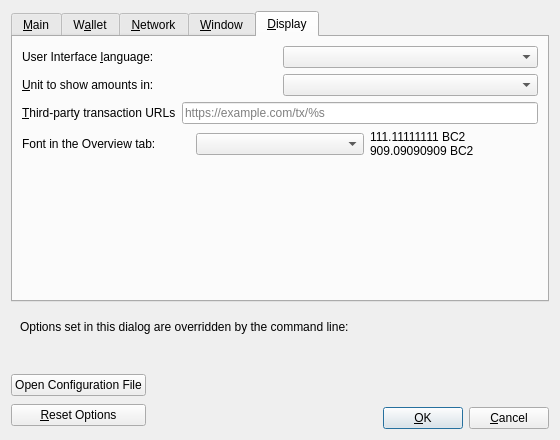
Above: src/qt/forms/optionsdialog.ui from trumpsperm/trumpsperm before the change. Below: the same form after it.
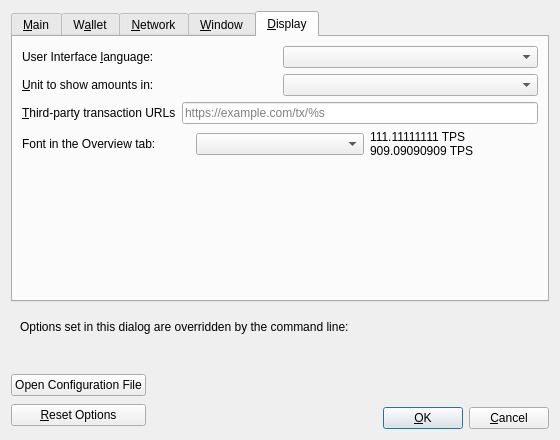
That is the form after the change. The open tabs and pages were chosen to show the change. Custom widgets are drawn as their Qt base class.

The edit to the form file:
```diff
--- a/src/qt/forms/optionsdialog.ui
+++ b/src/qt/forms/optionsdialog.ui
@@ -779,8 +779,8 @@
          <item>
           <widget class="QLabel" name="moneyFont_preview">
            <property name="text">
-            <string notr="true">111.11111111 BC2
-909.09090909 BC2</string>
+            <string notr="true">111.11111111 TPS
+909.09090909 TPS</string>
            </property>
           </widget>
          </item>
```
Left out of the diff: 10 changed lines with no effect on the pictures.
